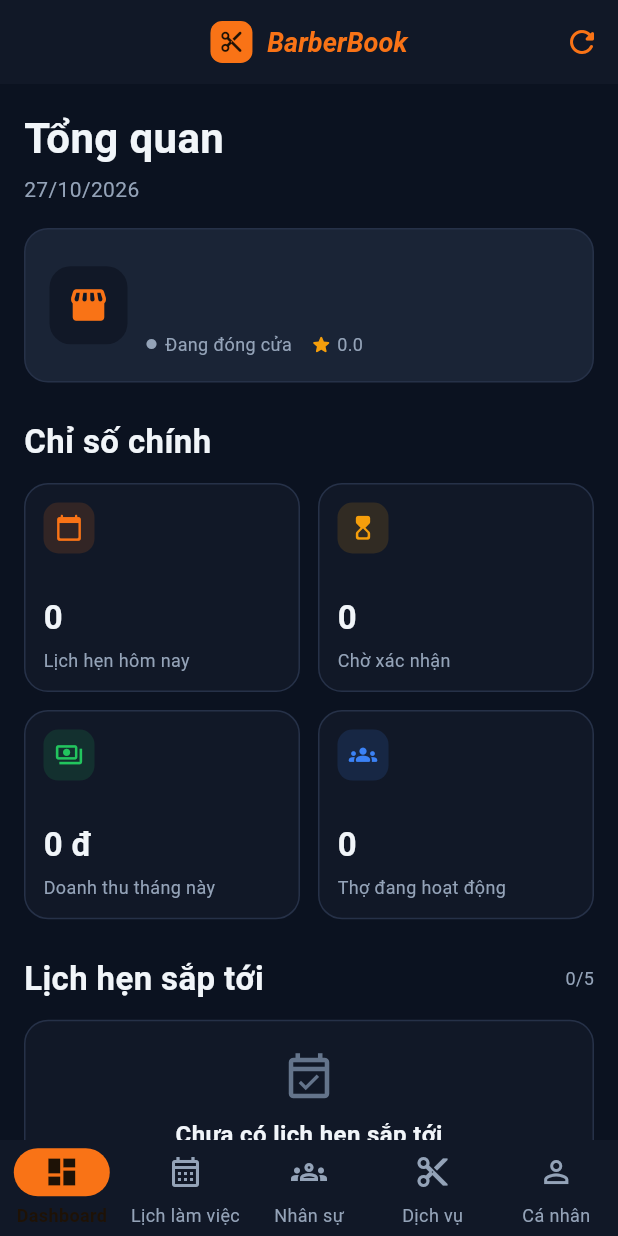
After one commit to hoangganhh0211/barberbook_app, a Flutter app: the PartnerDashboardScreen screen opened by its route, after a tap on the "refresh" icon, on a phone screen of 412 x 824 dp. The commit adds this screen. Run offline on Flutter 3.47's test engine with Material 3 defaults, Android fonts, the light colour scheme and no system bars; our stand-ins replace cached_network_image, flutter_riverpod, flutter_secure_storage, freezed_annotation, go_router, shared_preferences and 3 more; accounts and stored records are empty.

Commit message:
Create màn hình Dashboard

```diff
--- /dev/null
+++ b/lib/features/partner_dashboard/provider/partner_dashboard_provider.dart
@@ -0,0 +1,26 @@
+import 'package:flutter_riverpod/flutter_riverpod.dart';
+
+import 'package:barberbook_app/core/providers/core_providers.dart';
+import 'package:barberbook_app/core/utils/result.dart';
+import 'package:barberbook_app/features/booking/model/booking_with_details.dart';
+import 'package:barberbook_app/features/partner_dashboard/repository/partner_dashboard_repository.dart';
+import 'package:barberbook_app/features/partner_dashboard/service/partner_dashboard_service.dart';
+
+final partnerDashboardServiceProvider = Provider<PartnerDashboardService>((ref) {
+  return PartnerDashboardService(ref.watch(supabaseClientProvider));
+});
+
+final partnerDashboardRepositoryProvider = Provider<PartnerDashboardRepository>((ref) {
+  return PartnerDashboardRepositoryImpl(ref.watch(partnerDashboardServiceProvider));
+});
+
+final partnerDashboardBookingsProvider =
+    FutureProvider.family<List<BookingWithDetails>, String>((ref, shopId) async {
+  final result = await ref.watch(partnerDashboardRepositoryProvider).fetchShopBookings(shopId);
+  switch (result) {
+    case Success(:final data):
+      return data;
+    case ResultFailure(:final failure):
+      throw failure;
+  }
+});
--- /dev/null
+++ b/lib/features/partner_dashboard/repository/partner_dashboard_repository.dart
@@ -0,0 +1,33 @@
+import 'package:supabase_flutter/supabase_flutter.dart';
+
+import 'package:barberbook_app/core/error/failure.dart';
+import 'package:barberbook_app/core/error/supabase_error_mapper.dart';
+import 'package:barberbook_app/core/utils/result.dart';
+import 'package:barberbook_app/features/booking/model/booking_with_details.dart';
+import 'package:barberbook_app/features/partner_dashboard/service/partner_dashboard_service.dart';
+
+abstract class PartnerDashboardRepository {
+  Future<Result<List<BookingWithDetails>>> fetchShopBookings(String shopId);
+}
+
+class PartnerDashboardRepositoryImpl implements PartnerDashboardRepository {
+  PartnerDashboardRepositoryImpl(this._service);
+
+  final PartnerDashboardService _service;
+
+  @override
+  Future<Result<List<BookingWithDetails>>> fetchShopBookings(String shopId) async {
+    try {
+      final List<BookingWithDetails> bookings = await _service.fetchShopBookings(shopId);
+      return Success(bookings);
+    } on PostgrestException catch (e) {
+      return ResultFailure(mapSupabasePostgrestError(e));
+    } on StateError catch (e) {
+      return ResultFailure(AuthFailure(e.message));
+    } catch (_) {
+      return const ResultFailure(
+        NetworkFailure('Không có kết nối mạng. Vui lòng kiểm tra Internet.'),
+      );
+    }
+  }
+}
--- /dev/null
+++ b/lib/features/partner_dashboard/screen/partner_dashboard_screen.dart
@@ -0,0 +1,454 @@
+import 'package:flutter/material.dart';
+import 'package:flutter_riverpod/flutter_riverpod.dart';
+
+import 'package:barberbook_app/core/enums/booking_status.dart';
+import 'package:barberbook_app/core/error/failure.dart';
+import 'package:barberbook_app/core/theme/app_colors.dart';
+import 'package:barberbook_app/core/theme/app_text_styles.dart';
+import 'package:barberbook_app/core/utils/formatters.dart';
+import 'package:barberbook_app/core/widgets/branded_app_bar.dart';
+import 'package:barberbook_app/core/widgets/empty_state_widget.dart';
+import 'package:barberbook_app/core/widgets/error_state_widget.dart';
+import 'package:barberbook_app/core/widgets/skeleton_loading.dart';
+import 'package:barberbook_app/features/booking/model/booking_with_details.dart';
+import 'package:barberbook_app/features/partner_dashboard/provider/partner_dashboard_provider.dart';
+import 'package:barberbook_app/features/search_shop_stylist/provider/shop_provider.dart';
+import 'package:barberbook_app/features/staff_management/provider/staff_management_provider.dart';
+import 'package:barberbook_app/shared/models/shop_model.dart';
+import 'package:barberbook_app/shared/models/staff_model.dart';
+
+class PartnerDashboardScreen extends ConsumerWidget {
+  const PartnerDashboardScreen({super.key});
+
+  @override
+  Widget build(BuildContext context, WidgetRef ref) {
+    final shopAsync = ref.watch(myOwnedShopProvider);
+
+    return Scaffold(
+      appBar: BrandedAppBar(
+        actions: [
+          IconButton(
+            tooltip: 'Làm mới',
+            onPressed: () {
+              final String? shopId = ref.read(myOwnedShopProvider).valueOrNull?.id;
+              ref.invalidate(myOwnedShopProvider);
+              if (shopId != null) {
+                ref.invalidate(partnerDashboardBookingsProvider(shopId));
+                ref.invalidate(shopStaffListProvider(shopId));
+              }
+            },
+            icon: const Icon(Icons.refresh_rounded),
+          ),
+        ],
+      ),
+      body: shopAsync.when(
+        loading: () => const Center(child: CircularProgressIndicator()),
+        error: (error, stackTrace) => ErrorStateWidget(
+          message: error is Failure ? error.message : 'Đã có lỗi xảy ra.',
+          onRetry: () => ref.invalidate(myOwnedShopProvider),
+        ),
+        data: (shop) {
+          if (shop == null) {
+            return const EmptyStateWidget(
+              icon: Icons.storefront_outlined,
+              title: 'Chưa có tiệm tóc',
+              description: 'Tài khoản hiện tại chưa được liên kết với tiệm tóc nào.',
+            );
+          }
+          return _PartnerDashboardContent(shop: shop);
+        },
+      ),
+    );
+  }
+}
+
+class _PartnerDashboardContent extends ConsumerWidget {
+  const _PartnerDashboardContent({required this.shop});
+
+  final ShopModel shop;
+
+  @override
+  Widget build(BuildContext context, WidgetRef ref) {
+    final bookingsAsync = ref.watch(partnerDashboardBookingsProvider(shop.id));
+    final staffAsync = ref.watch(shopStaffListProvider(shop.id));
+
+    return bookingsAsync.when(
+      loading: () => const SkeletonLoading(itemCount: 4),
+      error: (error, stackTrace) => ErrorStateWidget(
+        message: error is Failure ? error.message : 'Đã có lỗi xảy ra.',
+        onRetry: () {
+          ref.invalidate(partnerDashboardBookingsProvider(shop.id));
+          ref.invalidate(shopStaffListProvider(shop.id));
+        },
+      ),
+      data: (bookings) => staffAsync.when(
+        loading: () => const SkeletonLoading(itemCount: 4),
+        error: (error, stackTrace) => ErrorStateWidget(
+          message: error is Failure ? error.message : 'Đã có lỗi xảy ra.',
+          onRetry: () => ref.invalidate(shopStaffListProvider(shop.id)),
+        ),
+        data: (staff) => _DashboardBody(
+          shop: shop,
+          bookings: bookings,
+          staff: staff,
+          onRefresh: () async {
+            try {
+              await ref.refresh(partnerDashboardBookingsProvider(shop.id).future);
+            } catch (_) {}
+            try {
+              await ref.refresh(shopStaffListProvider(shop.id).future);
+            } catch (_) {}
+          },
+        ),
+      ),
+    );
+  }
+}
+
+class _DashboardBody extends StatelessWidget {
+  const _DashboardBody({
+    required this.shop,
+    required this.bookings,
+    required this.staff,
+    required this.onRefresh,
+  });
+
+  final ShopModel shop;
+  final List<BookingWithDetails> bookings;
+  final List<StaffModel> staff;
+  final Future<void> Function() onRefresh;
+
+  @override
+  Widget build(BuildContext context) {
+    final DateTime now = DateTime.now();
+    final DateTime todayStart = DateTime(now.year, now.month, now.day);
+    final DateTime tomorrowStart = todayStart.add(const Duration(days: 1));
+    final DateTime monthStart = DateTime(now.year, now.month);
+    final DateTime nextMonthStart = now.month == 12
+        ? DateTime(now.year + 1)
+        : DateTime(now.year, now.month + 1);
+
+    final int todayBookingCount = bookings.where((booking) {
+      final DateTime startTime = booking.startTime.toLocal();
+      return !startTime.isBefore(todayStart) &&
+          startTime.isBefore(tomorrowStart) &&
+          booking.status != BookingStatus.cancelled;
+    }).length;
+    final int pendingBookingCount =
+        bookings.where((booking) => booking.status == BookingStatus.pending).length;
+    final double monthlyRevenue = bookings
+        .where((booking) {
+          final DateTime startTime = booking.startTime.toLocal();
+          return booking.status == BookingStatus.completed &&
+              !startTime.isBefore(monthStart) &&
+              startTime.isBefore(nextMonthStart);
+        })
+        .fold<double>(0, (total, booking) => total + booking.totalPrice);
+    final int activeStaffCount = staff.where((member) => member.isActive).length;
+    final List<BookingWithDetails> upcomingBookings = bookings
+        .where((booking) =>
+            (booking.status == BookingStatus.pending ||
+                booking.status == BookingStatus.confirmed) &&
+            !booking.startTime.toLocal().isBefore(now))
+        .toList()
+      ..sort((a, b) => a.startTime.toLocal().compareTo(b.startTime.toLocal()));
+    final List<BookingWithDetails> visibleBookings = upcomingBookings.take(5).toList();
+
+    return RefreshIndicator(
+      onRefresh: onRefresh,
+      child: ListView(
+        physics: const AlwaysScrollableScrollPhysics(),
+        padding: const EdgeInsets.all(16),
+        children: [
+          Text('Tổng quan', style: AppTextStyles.heading1),
+          const SizedBox(height: 4),
+          Text(Formatters.date(now), style: AppTextStyles.bodySecondary),
+          const SizedBox(height: 16),
+          _ShopSummaryCard(shop: shop),
+          const SizedBox(height: 24),
+          Text('Chỉ số chính', style: AppTextStyles.heading2),
+          const SizedBox(height: 12),
+          GridView.count(
+            crossAxisCount: 2,
+            crossAxisSpacing: 12,
+            mainAxisSpacing: 12,
+            childAspectRatio: 1.32,
+            shrinkWrap: true,
+            physics: const NeverScrollableScrollPhysics(),
+            children: [
+              _KpiCard(
+                icon: Icons.calendar_today_rounded,
+                title: 'Lịch hẹn hôm nay',
+                value: '$todayBookingCount',
+                accent: AppColors.primary,
+              ),
+              _KpiCard(
+                icon: Icons.hourglass_top_rounded,
+                title: 'Chờ xác nhận',
+                value: '$pendingBookingCount',
+                accent: AppColors.warning,
+              ),
+              _KpiCard(
+                icon: Icons.payments_outlined,
+                title: 'Doanh thu tháng này',
+                value: Formatters.currency(monthlyRevenue),
+                accent: AppColors.success,
+              ),
+              _KpiCard(
+                icon: Icons.groups_rounded,
+                title: 'Thợ đang hoạt động',
+                value: '$activeStaffCount',
+                accent: AppColors.info,
+              ),
+            ],
+          ),
+          const SizedBox(height: 24),
+          Row(
+            children: [
+              Expanded(child: Text('Lịch hẹn sắp tới', style: AppTextStyles.heading2)),
+              Text('${visibleBookings.length}/5', style: AppTextStyles.caption),
+            ],
+          ),
+          const SizedBox(height: 12),
+          if (visibleBookings.isEmpty)
+            Container(
+              padding: const EdgeInsets.all(20),
+              decoration: BoxDecoration(
+                color: AppColors.surface,
+                borderRadius: BorderRadius.circular(16),
+                border: Border.all(color: AppColors.border),
+              ),
+              child: const Column(
+                children: [
+                  Icon(Icons.event_available_outlined, size: 36, color: AppColors.textDisabled),
+                  SizedBox(height: 8),
+                  Text('Chưa có lịch hẹn sắp tới', style: AppTextStyles.titleMedium),
+                  SizedBox(height: 4),
+                  Text(
+                    'Các lịch hẹn mới sẽ hiển thị tại đây.',
+                    style: AppTextStyles.bodySecondary,
+                    textAlign: TextAlign.center,
+                  ),
+                ],
+              ),
+            )
+          else
+            for (final booking in visibleBookings) ...[
+              _UpcomingBookingCard(booking: booking),
+              const SizedBox(height: 10),
+            ],
+        ],
+      ),
+    );
+  }
+}
+
+class _ShopSummaryCard extends StatelessWidget {
+  const _ShopSummaryCard({required this.shop});
+
+  final ShopModel shop;
+
+  @override
+  Widget build(BuildContext context) {
+    final Color statusColor = shop.isOpen ? AppColors.success : AppColors.textSecondary;
+
+    return Container(
+      padding: const EdgeInsets.all(16),
+      decoration: BoxDecoration(
+        color: AppColors.surfaceElevated,
+        borderRadius: BorderRadius.circular(16),
+        border: Border.all(color: AppColors.border),
+      ),
+      child: Row(
+        children: [
+          Container(
+            width: 52,
+            height: 52,
+            decoration: BoxDecoration(
+              color: AppColors.surface,
+              borderRadius: BorderRadius.circular(14),
+            ),
+            child: const Icon(Icons.storefront_rounded, color: AppColors.primary, size: 28),
+          ),
+          const SizedBox(width: 12),
+          Expanded(
+            child: Column(
+              crossAxisAlignment: CrossAxisAlignment.start,
+              children: [
+                Text(
+                  shop.name,
+                  style: AppTextStyles.titleMedium,
+                  maxLines: 1,
+                  overflow: TextOverflow.ellipsis,
+                ),
+                const SizedBox(height: 4),
+                Text(
+                  shop.address,
+                  style: AppTextStyles.caption,
+                  maxLines: 2,
+                  overflow: TextOverflow.ellipsis,
+                ),
+                const SizedBox(height: 8),
+                Wrap(
+                  crossAxisAlignment: WrapCrossAlignment.center,
+                  spacing: 12,
+                  runSpacing: 6,
+                  children: [
+                    Row(
+                      mainAxisSize: MainAxisSize.min,
+                      children: [
+                        Icon(Icons.circle, size: 8, color: statusColor),
+                        const SizedBox(width: 5),
+                        Text(
+                          shop.isOpen ? 'Đang mở cửa' : 'Đang đóng cửa',
+                          style: AppTextStyles.caption.copyWith(color: statusColor),
+                        ),
+                      ],
+                    ),
+                    Row(
+                      mainAxisSize: MainAxisSize.min,
+                      children: [
+                        const Icon(Icons.star_rounded, size: 15, color: AppColors.warning),
+                        const SizedBox(width: 3),
+                        Text(shop.rating.toStringAsFixed(1), style: AppTextStyles.caption),
+                      ],
+                    ),
+                  ],
+                ),
+              ],
+            ),
+          ),
+        ],
+      ),
+    );
+  }
+}
+
+class _KpiCard extends StatelessWidget {
+  const _KpiCard({
+    required this.icon,
+    required this.title,
+    required this.value,
+    required this.accent,
+  });
+
+  final IconData icon;
+  final String title;
+  final String value;
+  final Color accent;
+
+  @override
+  Widget build(BuildContext context) {
+    return Container(
+      padding: const EdgeInsets.all(12),
+      decoration: BoxDecoration(
+        color: AppColors.surface,
+        borderRadius: BorderRadius.circular(16),
+        border: Border.all(color: AppColors.border),
+      ),
+      child: Column(
+        crossAxisAlignment: CrossAxisAlignment.start,
+        children: [
+          Container(
+            width: 34,
+            height: 34,
+            decoration: BoxDecoration(
+              color: accent.withOpacity(0.14),
+              borderRadius: BorderRadius.circular(10),
+            ),
+            child: Icon(icon, color: accent, size: 19),
+          ),
+          const Spacer(),
+          FittedBox(
+            fit: BoxFit.scaleDown,
+            alignment: Alignment.centerLeft,
+            child: Text(value, style: AppTextStyles.heading2),
+          ),
+          const SizedBox(height: 4),
+          Text(
+            title,
+            style: AppTextStyles.caption,
+            maxLines: 2,
+            overflow: TextOverflow.ellipsis,
+          ),
+        ],
+      ),
+    );
+  }
+}
+
+class _UpcomingBookingCard extends StatelessWidget {
+  const _UpcomingBookingCard({required this.booking});
+
+  final BookingWithDetails booking;
+
+  @override
+  Widget build(BuildContext context) {
+    final Color statusColor = switch (booking.status) {
+      BookingStatus.pending => AppColors.warning,
+      BookingStatus.confirmed => AppColors.info,
+      BookingStatus.completed => AppColors.success,
+      BookingStatus.cancelled => AppColors.error,
+    };
+    final DateTime startTime = booking.startTime.toLocal();
+
+    return Container(
+      padding: const EdgeInsets.all(14),
+      decoration: BoxDecoration(
+        color: AppColors.surface,
+        borderRadius: BorderRadius.circular(14),
+        border: Border.all(color: AppColors.border),
+      ),
+      child: Row(
+        children: [
+          Container(
+            width: 42,
+            height: 42,
+            decoration: BoxDecoration(
+              color: AppColors.surfaceElevated,
+              borderRadius: BorderRadius.circular(12),
+            ),
+            child: const Icon(Icons.content_cut_rounded, color: AppColors.primary, size: 21),
+          ),
+          const SizedBox(width: 12),
+          Expanded(
+            child: Column(
+              crossAxisAlignment: CrossAxisAlignment.start,
+              children: [
+                Text(
+                  booking.service.name,
+                  style: AppTextStyles.titleMedium,
+                  maxLines: 1,
+                  overflow: TextOverflow.ellipsis,
+                ),
+                const SizedBox(height: 4),
+                Text(
+                  '${Formatters.date(startTime)} · ${Formatters.time(startTime)}',
+                  style: AppTextStyles.caption,
+                ),
+                const SizedBox(height: 4),
+                Text(
+                  '${Formatters.duration(booking.service.durationMinutes)} · ${Formatters.currency(booking.totalPrice)}',
+                  style: AppTextStyles.bodySecondary,
+                ),
+              ],
+            ),
+          ),
+          const SizedBox(width: 8),
+          Container(
+            padding: const EdgeInsets.symmetric(horizontal: 8, vertical: 5),
+            decoration: BoxDecoration(
+              color: statusColor.withOpacity(0.14),
+              borderRadius: BorderRadius.circular(8),
+            ),
+            child: Text(
+              booking.status.label,
+              style: AppTextStyles.caption.copyWith(color: statusColor),
+              textAlign: TextAlign.center,
+            ),
+          ),
+        ],
+      ),
+    );
+  }
+}
--- /dev/null
+++ b/lib/features/partner_dashboard/service/partner_dashboard_service.dart
@@ -0,0 +1,22 @@
+import 'package:supabase_flutter/supabase_flutter.dart';
+
+import 'package:barberbook_app/features/booking/model/booking_with_details.dart';
+
+class PartnerDashboardService {
+  PartnerDashboardService(this._client);
+
+  final SupabaseClient _client;
+
+  Future<List<BookingWithDetails>> fetchShopBookings(String shopId) async {
+    final List<Map<String, dynamic>> rows = await _client
+        .from('bookings')
+        .select(
+          'id, shop_id, start_time, end_time, status, total_price, '
+          'shops(name, cover_image_url), services(name, duration_minutes)',
+        )
+        .eq('shop_id', shopId)
+        .order('start_time');
+
+    return rows.map(BookingWithDetails.fromJson).toList();
+  }
+}
--- a/lib/routes/app_router.dart
+++ b/lib/routes/app_router.dart
@@ -1,3 +1,4 @@
+import 'package:barberbook_app/features/partner_dashboard/screen/partner_dashboard_screen.dart';
 import 'package:flutter_riverpod/flutter_riverpod.dart';
 import 'package:go_router/go_router.dart';
 
@@ -123,8 +124,7 @@ final appRouterProvider = Provider<GoRouter>((ref) {
           StatefulShellBranch(routes: [
             GoRoute(
               path: RoutePaths.partnerDashboard,
-              builder: (context, state) =>
-                  const PlaceholderScreen(title: 'Dashboard - Partner'),
+              builder: (context, state) => const PartnerDashboardScreen(),
             ),
           ]),
           StatefulShellBranch(routes: [
```
